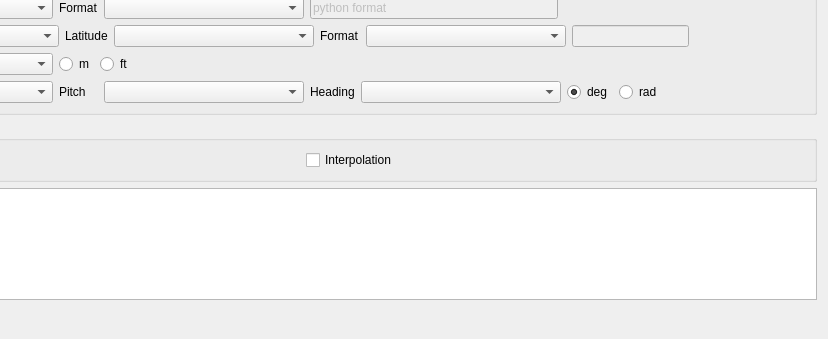
Before: the Qt Designer form src/main/ui_models/importWindow.ui in couderbe/Sim_Replay, drawn with Qt 5; both pictures show x 223 to 1051 and y 277 to 616 of the 1051 by 616 pixel window.
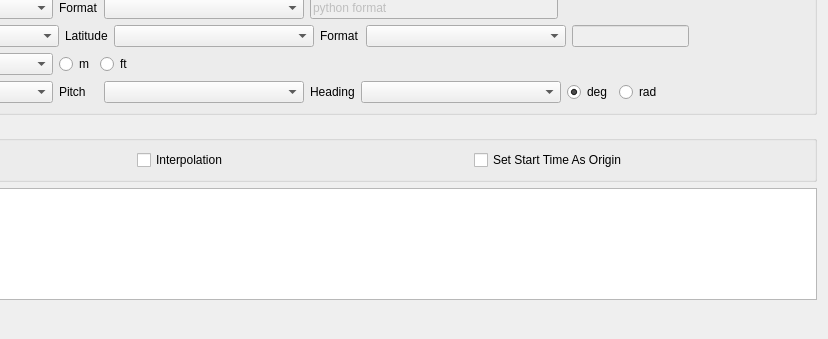
After: the same form once the commit is applied.

Commit message: feat: allow time ref choice

What changed in the file:
```diff
--- a/src/main/ui_models/importWindow.ui
+++ b/src/main/ui_models/importWindow.ui
@@ -532,6 +532,13 @@
         </property>
        </widget>
       </item>
+      <item>
+       <widget class="QCheckBox" name="setStartTimeAsOriginCheckBox">
+        <property name="text">
+         <string>Set Start Time As Origin</string>
+        </property>
+       </widget>
+      </item>
      </layout>
     </widget>
    </item>
```
The commit also changes 3 other files.
